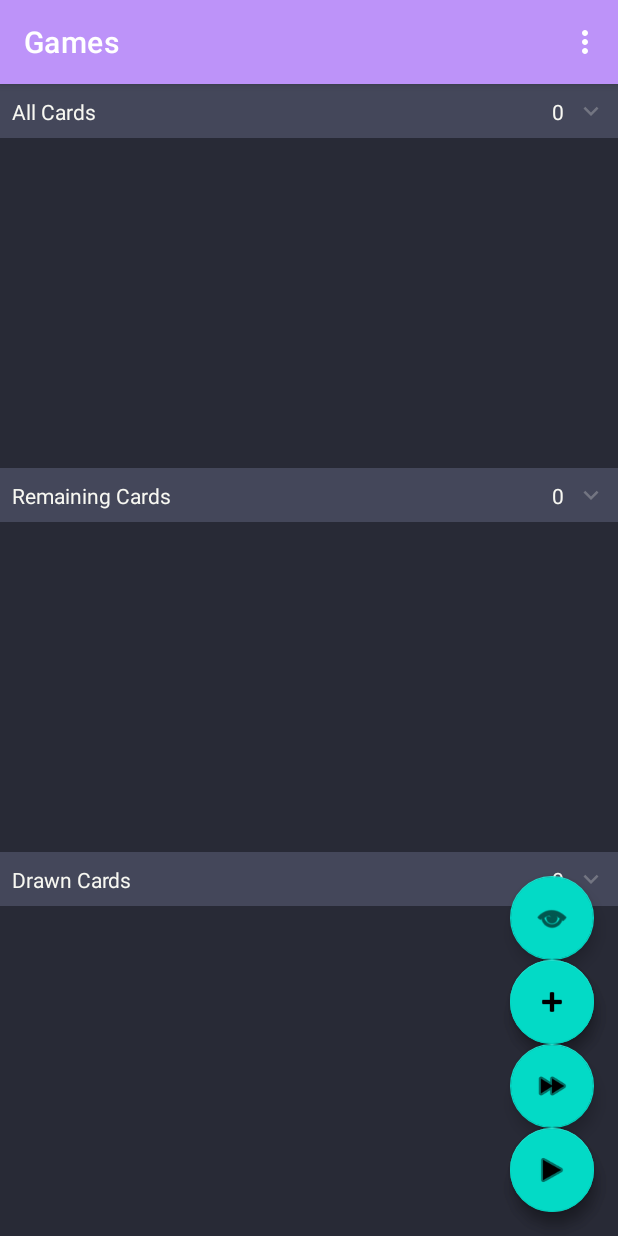
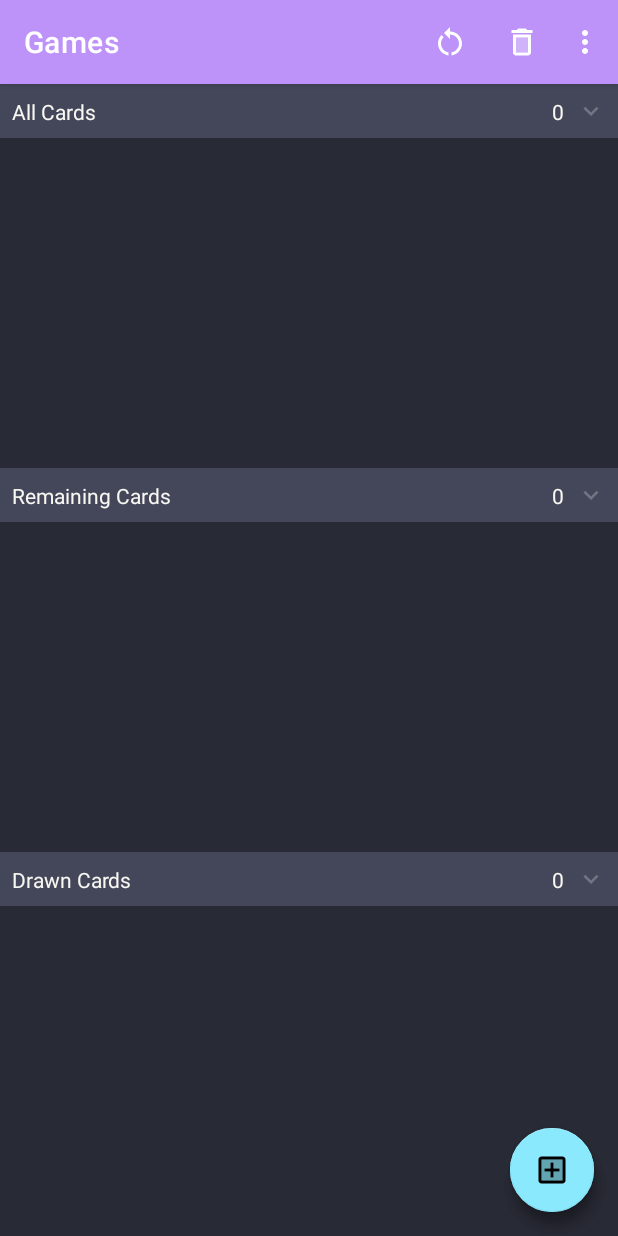
Before and after one commit to KatieBarnett/CustomDeckBuilder, an Android app: the fragment DeckFragment placed in its activity, on a phone screen of 412 x 824 dp. Run offline under Robolectric (Android 15) with nearby library versions, the phone set to English and light mode, and no system bars; our stand-ins replace Dagger/Hilt's generated code, data binding, navigation-ui; libraries missing offline, so code that uses them is left out: me.tatarka.bindingcollectionadapter2; 20 statements that could not run were skipped.

Commit message:
Fixed FABs and menus & added delete capability

```diff
--- a/app/src/main/java/dev/katiebarnett/decktagram/data/storage/DeckBuilderDao.kt
+++ b/app/src/main/java/dev/katiebarnett/decktagram/data/storage/DeckBuilderDao.kt
@@ -45,16 +45,8 @@ interface DeckBuilderDao {
 
     @Insert(onConflict = OnConflictStrategy.REPLACE)
     suspend fun insert(vararg card: Card?): List<Long>
-//
-//
-//    // Cards
-//    @Query("SELECT * FROM " + DatabaseConstants.TABLE_CARDS + " WHERE deckId = :deckId ORDER BY name")
-//    fun getCardsForDeck(deckId: Long): LiveData<List<Card>>
-//
-//    @Insert(onConflict = OnConflictStrategy.REPLACE)
-//    suspend fun insert(vararg card: Card?): LiveData<List<Long>>
-//
-//    @Delete
-//    suspend fun delete(card: Card)
+
+    @Delete
+    suspend fun delete(card: Card)
 
 }
--- a/app/src/main/java/dev/katiebarnett/decktagram/presentation/DeckFragment.kt
+++ b/app/src/main/java/dev/katiebarnett/decktagram/presentation/DeckFragment.kt
@@ -1,9 +1,6 @@
 package dev.katiebarnett.decktagram.presentation
 
 import android.os.Bundle
-import android.view.LayoutInflater
-import android.view.View
-import android.view.ViewGroup
 import androidx.appcompat.app.AppCompatActivity
 import androidx.databinding.DataBindingUtil
 import androidx.fragment.app.Fragment
@@ -20,6 +17,8 @@ import dev.katiebarnett.decktagram.presentation.util.OnItemClickListener
 import dev.katiebarnett.decktagram.util.navigateSafe
 import kotlinx.coroutines.ExperimentalCoroutinesApi
 import me.tatarka.bindingcollectionadapter2.ItemBinding
+import android.view.*
+
 
 @ExperimentalCoroutinesApi
 @AndroidEntryPoint
@@ -43,6 +42,10 @@ class DeckFragment : Fragment() {
     private val listItemBinding = ItemBinding.of<Card>(BR.item, R.layout.card_item)
         .bindExtra(BR.itemClickListener, cardListItemClickListener)
 
+    override fun onCreate(savedInstanceState: Bundle?) {
+        super.onCreate(savedInstanceState)
+        setHasOptionsMenu(true)
+    }
 
     override fun onCreateView(inflater: LayoutInflater, container: ViewGroup?, savedInstanceState: Bundle?): View {
         binding = DataBindingUtil.inflate(inflater, R.layout.deck_fragment, container, false)
@@ -97,5 +100,28 @@ class DeckFragment : Fragment() {
                 DeckViewModel.DeckDisplayState.NONE
             }
         }
+
+        viewModel.deckDeleteResponse.observe(viewLifecycleOwner, {
+            if (it) {
+                findNavController().navigateUp()
+            }
+        })
+    }
+
+    override fun onCreateOptionsMenu(menu: Menu, inflater: MenuInflater) {
+        inflater.inflate(R.menu.menu_deck, menu)
+        super.onCreateOptionsMenu(menu, inflater)
+    }
+
+    override fun onOptionsItemSelected(item: MenuItem): Boolean {
+        when (item.itemId) {
+            R.id.action_reset_deck -> {
+                viewModel.resetDeck()
+            }
+            R.id.action_delete_deck -> {
+                viewModel.deleteDeck()
+            }
+        }
+        return true
     }
 }
--- a/app/src/main/java/dev/katiebarnett/decktagram/presentation/DeckViewModel.kt
+++ b/app/src/main/java/dev/katiebarnett/decktagram/presentation/DeckViewModel.kt
@@ -26,6 +26,10 @@ class DeckViewModel @Inject constructor(
     private val _snackbar = MutableLiveData<String?>()
     val snackbar: LiveData<String?>
         get() = _snackbar
+
+    private val _deckDeleteResponse = MutableLiveData<Boolean>(false)
+    val deckDeleteResponse: LiveData<Boolean>
+        get() = _deckDeleteResponse
 
     private val deckId: MutableStateFlow<Long?> = MutableStateFlow(null)
 
@@ -65,6 +69,24 @@ class DeckViewModel @Inject constructor(
         }
     }
 
+    fun resetDeck() {
+        // TODO
+    }
+
+    fun deleteDeck() {
+        deck.value?.let { deckToDelete ->
+            val cardsToDelete = cards.value
+            launchDataLoad {
+                gameRepository.deleteDeck(deckToDelete)
+                cardsToDelete?.forEach {
+                    gameRepository.deleteCard(it)
+                    // TODO clean up unused internal images
+                }
+                _deckDeleteResponse.postValue(true)
+            }
+        }
+    }
+
     private fun launchDataLoad(block: suspend () -> Unit): Job {
         return viewModelScope.launch(Dispatchers.IO) {
             try {
--- a/app/src/main/java/dev/katiebarnett/decktagram/presentation/SettingsFragment.kt
+++ b/app/src/main/java/dev/katiebarnett/decktagram/presentation/SettingsFragment.kt
@@ -28,5 +28,8 @@ class SettingsFragment : PreferenceFragmentCompat() {
         lifecycleScope.launch {
             storeImagesInGallerySwitch?.isChecked = viewModel.getImageStorageGallery(this.coroutineContext)
         }
+
+
+        // TODO clean up unused internal images
     }
 }
--- /dev/null
+++ b/app/src/main/res/drawable/ic_add_card.xml
@@ -0,0 +1,15 @@
+<vector xmlns:android="http://schemas.android.com/apk/res/android"
+    android:width="24dp"
+    android:height="24dp"
+    android:viewportWidth="24"
+    android:viewportHeight="24"
+    android:tint="?attr/colorControlNormal">
+  <path
+      android:fillColor="@android:color/white"
+      android:pathData="M5,19h14L19,5L5,5v14zM7,11h4L11,7h2v4h4v2h-4v4h-2v-4L7,13v-2z"
+      android:strokeAlpha="0.3"
+      android:fillAlpha="0.3"/>
+  <path
+      android:fillColor="@android:color/white"
+      android:pathData="M19,3L5,3c-1.11,0 -2,0.9 -2,2v14c0,1.1 0.89,2 2,2h14c1.1,0 2,-0.9 2,-2L21,5c0,-1.1 -0.9,-2 -2,-2zM19,19L5,19L5,5h14v14zM11,17h2v-4h4v-2h-4L13,7h-2v4L7,11v2h4z"/>
+</vector>
--- /dev/null
+++ b/app/src/main/res/drawable/ic_add_game.xml
@@ -0,0 +1,10 @@
+<vector xmlns:android="http://schemas.android.com/apk/res/android"
+    android:width="24dp"
+    android:height="24dp"
+    android:viewportWidth="24"
+    android:viewportHeight="24"
+    android:tint="?attr/colorControlNormal">
+  <path
+      android:fillColor="@android:color/white"
+      android:pathData="M19,13h-6v6h-2v-6H5v-2h6V5h2v6h6v2z"/>
+</vector>
--- /dev/null
+++ b/app/src/main/res/drawable/ic_delete.xml
@@ -0,0 +1,15 @@
+<vector xmlns:android="http://schemas.android.com/apk/res/android"
+    android:width="24dp"
+    android:height="24dp"
+    android:viewportWidth="24"
+    android:viewportHeight="24"
+    android:tint="?attr/colorControlNormal">
+  <path
+      android:fillColor="@android:color/white"
+      android:pathData="M8,9h8v10H8z"
+      android:strokeAlpha="0.3"
+      android:fillAlpha="0.3"/>
+  <path
+      android:fillColor="@android:color/white"
+      android:pathData="M15.5,4l-1,-1h-5l-1,1H5v2h14V4zM6,19c0,1.1 0.9,2 2,2h8c1.1,0 2,-0.9 2,-2V7H6v12zM8,9h8v10H8V9z"/>
+</vector>
--- /dev/null
+++ b/app/src/main/res/drawable/ic_reset.xml
@@ -0,0 +1,13 @@
+<vector xmlns:android="http://schemas.android.com/apk/res/android"
+    android:width="24dp"
+    android:height="24dp"
+    android:viewportWidth="24"
+    android:viewportHeight="24"
+    android:tint="?attr/colorControlNormal">
+  <path
+      android:fillColor="@android:color/white"
+      android:pathData="M12,5V2L8,6l4,4V7c3.31,0 6,2.69 6,6c0,2.97 -2.17,5.43 -5,5.91v2.02c3.95,-0.49 7,-3.85 7,-7.93C20,8.58 16.42,5 12,5z"/>
+  <path
+      android:fillColor="@android:color/white"
+      android:pathData="M6,13c0,-1.65 0.67,-3.15 1.76,-4.24L6.34,7.34C4.9,8.79 4,10.79 4,13c0,4.08 3.05,7.44 7,7.93v-2.02C8.17,18.43 6,15.97 6,13z"/>
+</vector>
--- a/app/src/main/res/layout/deck_fragment.xml
+++ b/app/src/main/res/layout/deck_fragment.xml
@@ -111,57 +111,12 @@
         </androidx.constraintlayout.widget.ConstraintLayout>
 
         <com.google.android.material.floatingactionbutton.FloatingActionButton
-            android:id="@+id/drawSingleCard"
-            android:layout_width="wrap_content"
-            android:layout_height="wrap_content"
-            android:layout_marginEnd="@dimen/fab_margin"
-            android:layout_marginBottom="@dimen/fab_margin"
-            android:layout_gravity="bottom|end"
-            app:srcCompat="@android:drawable/ic_media_play" />
-
-        <com.google.android.material.floatingactionbutton.FloatingActionButton
-            android:id="@+id/drawMultipleCards"
-            android:layout_width="wrap_content"
-            android:layout_height="wrap_content"
-            android:layout_marginEnd="@dimen/fab_margin"
-            android:layout_marginBottom="@dimen/fab_margin"
-            android:layout_gravity="top|end"
-            app:srcCompat="@android:drawable/ic_media_ff"
-            app:layout_anchor="@id/drawSingleCard"
-            app:layout_anchorGravity="top" />
-
-        <com.google.android.material.floatingactionbutton.FloatingActionButton
-            android:id="@+id/resetDeck"
-            android:layout_width="wrap_content"
-            android:layout_height="wrap_content"
-            android:layout_marginEnd="@dimen/fab_margin"
-            android:layout_marginBottom="@dimen/fab_margin"
-            android:layout_gravity="top|end"
-            app:srcCompat="@android:drawable/ic_media_previous"
-            app:layout_anchor="@id/drawMultipleCards"
-            app:layout_anchorGravity="top" />
-
-        <com.google.android.material.floatingactionbutton.FloatingActionButton
             android:id="@+id/newCard"
             android:layout_width="wrap_content"
             android:layout_height="wrap_content"
-            android:layout_marginEnd="@dimen/fab_margin"
-            android:layout_marginBottom="@dimen/fab_margin"
+            android:layout_margin="@dimen/fab_margin"
             android:layout_gravity="bottom|end"
-            app:srcCompat="@android:drawable/ic_input_add"
-            app:layout_anchor="@id/resetDeck"
-            app:layout_anchorGravity="top" />
-
-        <com.google.android.material.floatingactionbutton.FloatingActionButton
-            android:id="@+id/viewDeck"
-            android:layout_width="wrap_content"
-            android:layout_height="wrap_content"
-            android:layout_marginEnd="@dimen/fab_margin"
-            android:layout_marginBottom="@dimen/fab_margin"
-            android:layout_gravity="top|end"
-            app:srcCompat="@android:drawable/ic_menu_view"
-            app:layout_anchor="@id/newCard"
-            app:layout_anchorGravity="top" />
+            app:srcCompat="@drawable/ic_add_card"     />
 
     </androidx.coordinatorlayout.widget.CoordinatorLayout>
 </layout>
--- a/app/src/main/res/layout/home_fragment.xml
+++ b/app/src/main/res/layout/home_fragment.xml
@@ -46,7 +46,7 @@
             android:layout_marginEnd="@dimen/fab_margin"
             android:layout_marginBottom="@dimen/fab_margin"
             android:layout_gravity="bottom|end"
-            app:srcCompat="@android:drawable/ic_input_add" />
+            app:srcCompat="@drawable/ic_add_game" />
 
     </androidx.coordinatorlayout.widget.CoordinatorLayout>
 </layout>
--- /dev/null
+++ b/app/src/main/res/menu/menu_deck.xml
@@ -0,0 +1,15 @@
+<menu xmlns:android="http://schemas.android.com/apk/res/android"
+    xmlns:app="http://schemas.android.com/apk/res-auto"
+    xmlns:tools="http://schemas.android.com/tools"
+    tools:context="dev.katiebarnett.decktagram.presentation.MainActivity">
+    <item
+        android:id="@+id/action_reset_deck"
+        android:title="@string/action_reset_deck"
+        android:icon="@drawable/ic_reset"
+        app:showAsAction="ifRoom" />
+    <item
+        android:id="@+id/action_delete_deck"
+        android:title="@string/action_delete_deck"
+        android:icon="@drawable/ic_delete"
+        app:showAsAction="ifRoom" />
+</menu>
--- a/app/src/main/res/values/strings.xml
+++ b/app/src/main/res/values/strings.xml
@@ -1,6 +1,10 @@
 <resources>
     <string name="app_name">Decktagram</string>
     <string name="action_settings">Settings</string>
+    <string name="action_reset_game">Reset Game</string>
+    <string name="action_delete_game">Delete Game</string>
+    <string name="action_reset_deck">Reset Deck</string>
+    <string name="action_delete_deck">Delete Deck</string>
 
     <!-- Strings used for fragments for navigation -->
     <string name="home_fragment_label">Games</string>
--- a/app/src/main/res/values/themes.xml
+++ b/app/src/main/res/values/themes.xml
@@ -4,6 +4,9 @@
         <item name="colorPrimary">@color/purple</item>
         <item name="colorPrimaryVariant">@color/pink</item>
         <item name="colorOnPrimary">@color/black</item>
+        <item name="colorSecondary">@color/cyan</item>
+        <item name="colorSecondaryVariant">@color/green</item>
+        <item name="colorOnSecondary">@color/black</item>
         <item name="android:colorBackground">@color/background</item>
         <item name="colorOnBackground">@color/foreground</item>
         <item name="colorSurface">@color/selection</item>
@@ -22,4 +25,5 @@
     <style name="Theme.Decktagram.AppBarOverlay" parent="ThemeOverlay.AppCompat.Dark.ActionBar" />
 
     <style name="Theme.Decktagram.PopupOverlay" parent="ThemeOverlay.AppCompat.Light" />
+
 </resources>
```
Also changed, not shown: app/src/main/java/dev/katiebarnett/decktagram/data/repositories/GameRepository.kt (+12 -0 lines), app/src/main/java/dev/katiebarnett/decktagram/presentation/GameFragment.kt (+28 -3 lines), app/src/main/java/dev/katiebarnett/decktagram/presentation/GameViewModel.kt (+19 -0 lines), app/src/main/res/drawable/ic_add_deck.xml (added, +15 -0 lines), app/src/main/res/drawable/ic_shuffle.xml (added, +10 -0 lines), app/src/main/res/layout/game_fragment.xml (+9 -18 lines), app/src/main/res/menu/menu_game.xml (added, +15 -0 lines).
